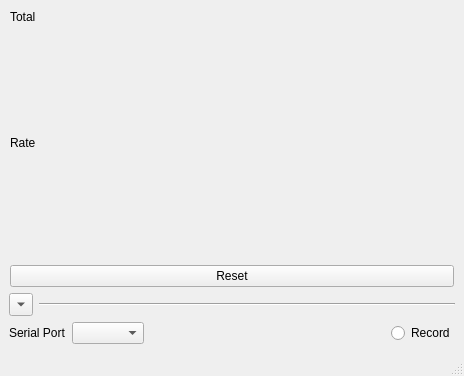
First picture: the form in tf02_traffic/main_window.ui, repository codincodee/tf0x_dev, before the edit.
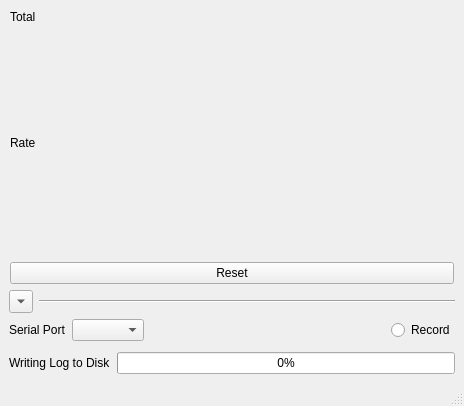
Second picture: the form after the edit.

Commit message: Completed recording feature

Patch:
```diff
--- a/tf02_traffic/main_window.ui
+++ b/tf02_traffic/main_window.ui
@@ -1069,6 +1069,40 @@
         </item>
        </layout>
       </item>
+      <item>
+       <spacer name="verticalSpacer_4">
+        <property name="orientation">
+         <enum>Qt::Vertical</enum>
+        </property>
+        <property name="sizeType">
+         <enum>QSizePolicy::Fixed</enum>
+        </property>
+        <property name="sizeHint" stdset="0">
+         <size>
+          <width>20</width>
+          <height>5</height>
+         </size>
+        </property>
+       </spacer>
+      </item>
+      <item>
+       <layout class="QHBoxLayout" name="horizontalLayout_4">
+        <item>
+         <widget class="QLabel" name="WritingLogToDiskLabel">
+          <property name="text">
+           <string>Writing Log to Disk</string>
+          </property>
+         </widget>
+        </item>
+        <item>
+         <widget class="QProgressBar" name="WritingLogToDiskProgressBar">
+          <property name="value">
+           <number>0</number>
+          </property>
+         </widget>
+        </item>
+       </layout>
+      </item>
       <item>
        <spacer name="verticalSpacer_2">
         <property name="orientation">
```
The commit also changes 1 other file.
